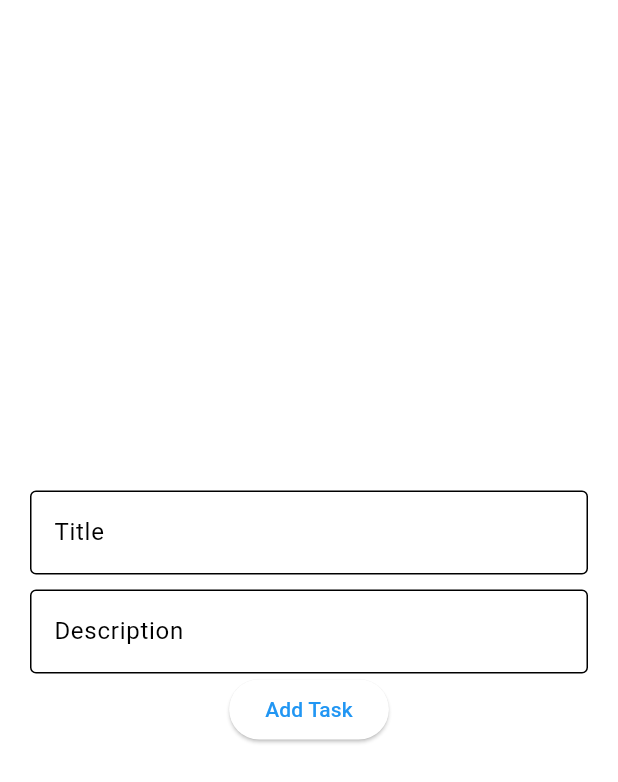
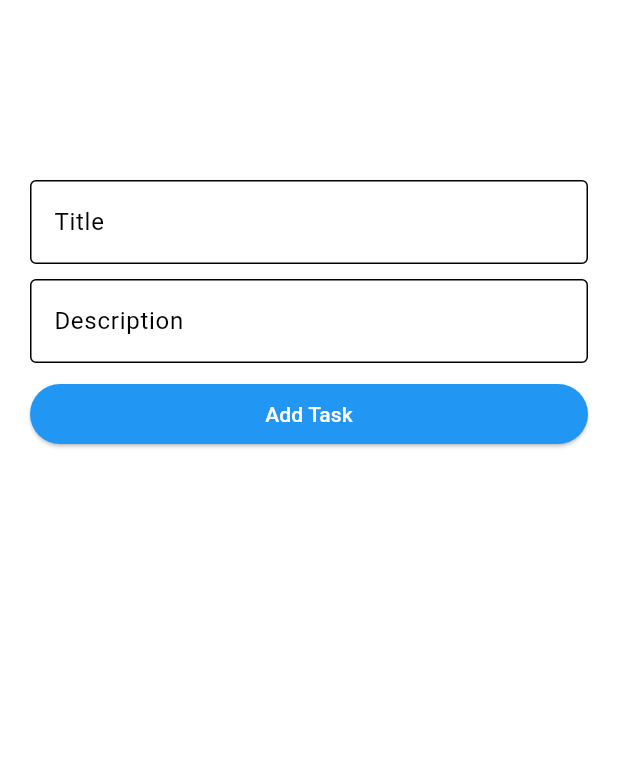
Before and after one commit to Zianur-6am/SQFlite-CRUD, a Flutter app: the AddTask screen opened by its route, on a phone screen of 412 x 824 dp. Shown: the top 782 px of the screen. Run offline on Flutter 3.47's test engine with Material 3 defaults, Android fonts, the phone set to English and light mode, and no system bars; our stand-ins replace get, sqflite; accounts and stored records are empty.

Commit message:
Refac: add and update task screen design changed to scrollable and multiline input

```diff
--- a/lib/features/home/screen/add_task.dart
+++ b/lib/features/home/screen/add_task.dart
@@ -24,9 +24,10 @@ class _AddTaskState extends State<AddTask> {
   @override
   Widget build(BuildContext context) {
     return Scaffold(
-      body: Padding(
+      body: Container(
         padding: const EdgeInsets.all(20),
-        child: Center(
+        margin: const EdgeInsets.only(top: 100, bottom: 50),
+        child: SingleChildScrollView(
           child: Form(
             key: _formKey,
             child: Column(
@@ -34,6 +35,8 @@ class _AddTaskState extends State<AddTask> {
               children: [
                 TextFormField(
                   controller: titleController,
+                  keyboardType: TextInputType.multiline,
+                  maxLines: null,
                   decoration: InputDecoration(labelText: 'title'.tr, border: const OutlineInputBorder()),
                   validator: (value) {
                     if (value!.isEmpty) return 'Please enter Title';
@@ -45,6 +48,8 @@ class _AddTaskState extends State<AddTask> {
 
                 TextFormField(
                   controller: descriptionController,
+                  keyboardType: TextInputType.multiline,
+                  maxLines: null,
                   decoration: InputDecoration(labelText: 'description'.tr, border: const OutlineInputBorder()),
                   validator: (value) {
                     if (value!.isEmpty) return 'Please enter a description.';
@@ -52,7 +57,13 @@ class _AddTaskState extends State<AddTask> {
                   },
 
                 ),
-                ElevatedButton(
+                Container(
+                  width: MediaQuery.sizeOf(context).width,
+                  margin: EdgeInsets.only(top: 10),
+                  child: ElevatedButton(
+                    style: ElevatedButton.styleFrom(
+                      backgroundColor: Colors.blue
+                    ),
                       onPressed: (){
                         if (_formKey.currentState!.validate()) {
 
@@ -72,7 +83,8 @@ class _AddTaskState extends State<AddTask> {
                         //   ScaffoldMessenger.of(context).showSnackBar(const SnackBar( content: Text("Please fill the task"),));
                         // }
                       },
-                    child: const Text("Add Task"),
+                      child: Text("add_task".tr, style: TextStyle(color: Colors.white),),
+                  ),
                 ),
               ],
             ),
--- a/lib/features/home/screen/home.dart
+++ b/lib/features/home/screen/home.dart
@@ -45,7 +45,7 @@ class _HomePageState extends State<HomePage> {
                     shape: RoundedRectangleBorder(
                       borderRadius: BorderRadius.circular(5),
                     ),
-                    elevation: 10,
+                    elevation: 20,
                     color: Colors.white,
                     child: Padding(
                       padding: const EdgeInsets.all(8),
@@ -92,7 +92,7 @@ class _HomePageState extends State<HomePage> {
                       Tasks task = taskController.taskList[index];
 
                       return Card(
-                        elevation: 5,
+                        elevation: 10,
                         shadowColor: Colors.blue,
                         margin: const EdgeInsets.all(8),
                         child: ListTile(
--- a/lib/internationalization/messages.dart
+++ b/lib/internationalization/messages.dart
@@ -12,6 +12,8 @@ class Messages extends Translations{
       'title' : 'Title',
       'description' : 'Description',
       'no_task' : 'No Task found',
+      'update_task' : 'Update Task',
+      'add_task' : 'Add Task',
     }
   };
 
```
Also changed, not shown: lib/features/home/screen/update_task.dart (+17 -5 lines). Lines whose indentation alone changed are shown as unchanged.
